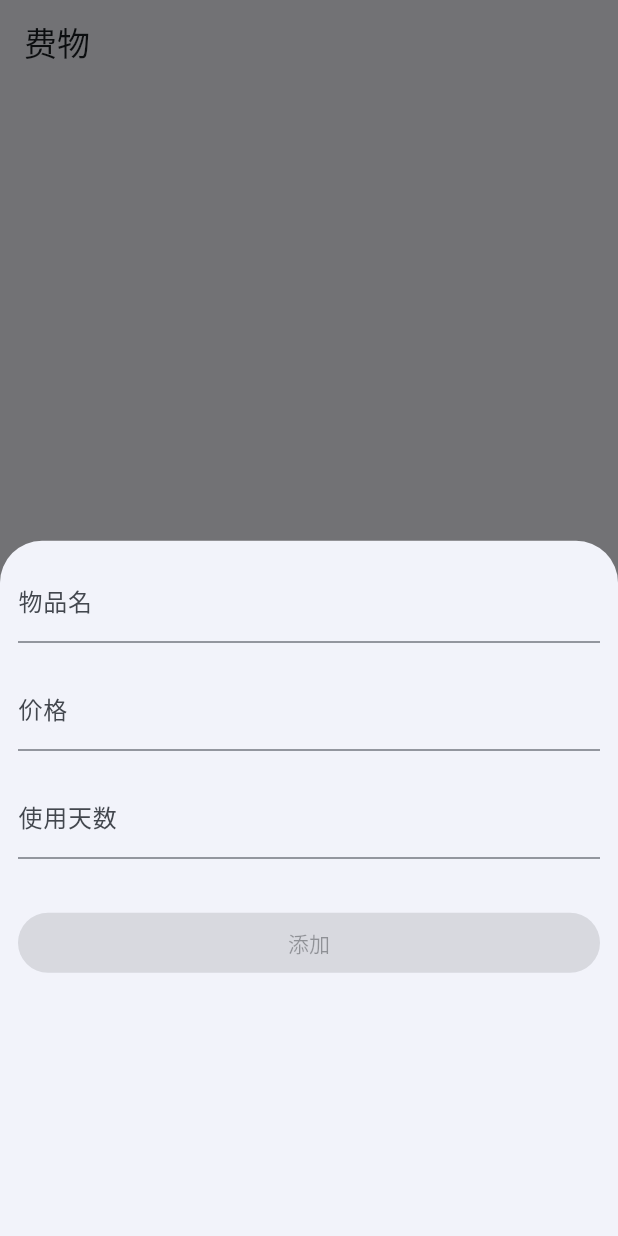
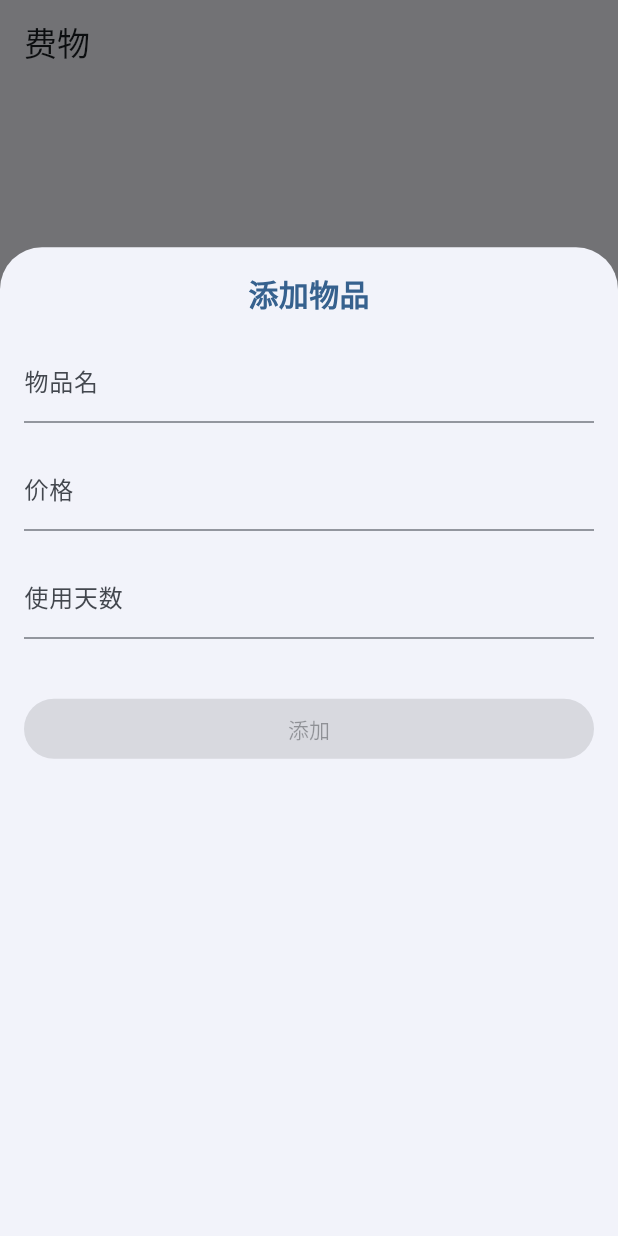
Before and after one commit to FHU-yezi/FeeWu, a Flutter app: the screen it shows after launch, after a tap on the "add" icon, on a phone screen of 412 x 824 dp. Run offline on Flutter 3.47's test engine with Material 3 defaults, Android fonts, the phone set to English and light mode, and no system bars; drawn by our look-alikes of dynamic_color.

Commit message:
feat: 优化添加物品页面

```diff
--- a/lib/pages/things.dart
+++ b/lib/pages/things.dart
@@ -33,6 +33,7 @@ class ThingsPageState extends State<ThingsPage> {
               final newThing = await showModalBottomSheet<thingModel.Thing>(
                 context: context,
                 builder: (context) => const AddThing(),
+                isScrollControlled: true,
               );
 
               if (newThing != null) {
--- a/lib/widgets/add_thing.dart
+++ b/lib/widgets/add_thing.dart
@@ -15,11 +15,21 @@ class AddThingState extends State<AddThing> {
 
   @override
   Widget build(BuildContext context) {
-    return Padding(
-      padding: const EdgeInsets.all(12),
-      child: Form(
+    var colorScheme = Theme.of(context).colorScheme;
+
+    return Container(
+      height: MediaQuery.of(context).size.height * 0.8,
+      padding: EdgeInsets.all(16),
       child: Column(
         children: [
+          Text(
+            "添加物品",
+            style: TextStyle(
+              color: colorScheme.primary,
+              fontSize: 20,
+              fontWeight: FontWeight.bold,
+            ),
+          ),
           TextField(
             decoration: InputDecoration(labelText: "物品名"),
             onChanged: (value) {
@@ -28,7 +38,6 @@ class AddThingState extends State<AddThing> {
               });
             },
           ),
-            SizedBox(height: 16),
           TextField(
             keyboardType: TextInputType.number,
             decoration: InputDecoration(labelText: "价格"),
@@ -41,7 +50,6 @@ class AddThingState extends State<AddThing> {
               }
             },
           ),
-            SizedBox(height: 16),
           TextField(
             keyboardType: TextInputType.number,
             decoration: InputDecoration(labelText: "使用天数"),
@@ -54,7 +62,7 @@ class AddThingState extends State<AddThing> {
               }
             },
           ),
-            SizedBox(height: 32),
+          SizedBox(height: 4),
           SizedBox(
             child: FilledButton(
               child: Text("添加"),
@@ -70,7 +78,7 @@ class AddThingState extends State<AddThing> {
             width: double.infinity,
           ),
         ],
-        ),
+        spacing: 16,
       ),
     );
   }
```
Lines whose indentation alone changed are shown as unchanged.
